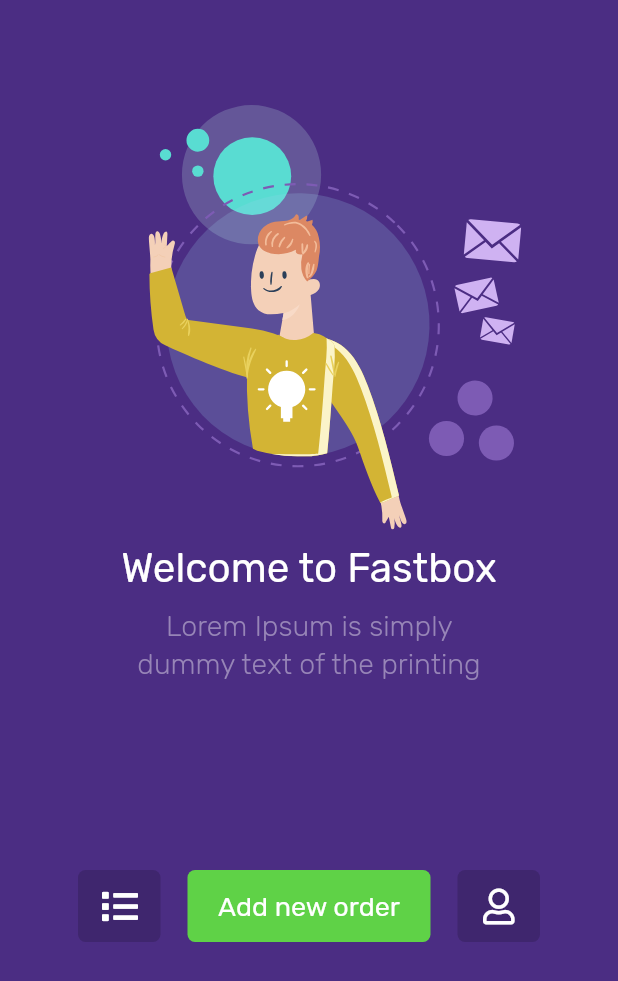
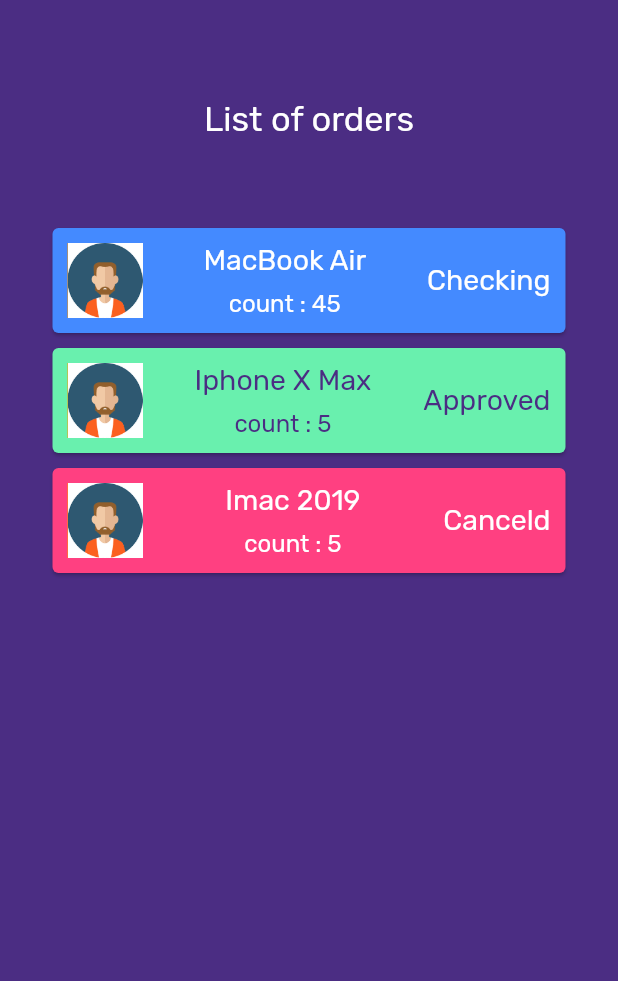
Before and after one commit to lordmen99/stockmanagement-app, a Flutter app: the DashboardPage screen opened directly, after a tap on an icon or button, on a phone screen of 412 x 824 dp. Shown: the top 981 px of the screen. Run offline on Flutter 3.47's test engine with Material 2 defaults, Android fonts, the phone set to English and light mode, and no system bars; our stand-ins replace bubble_tab_indicator, connectivity, flutter_svg, font_awesome_flutter, image_picker, shared_preferences; accounts and stored records are empty.

Commit message:
added orders list page

```diff
--- a/lib/main.dart
+++ b/lib/main.dart
@@ -32,7 +32,7 @@ class MyApp extends StatelessWidget {
         fontFamily: "Rubik",
         primarySwatch: Colors.purple,
       ),
-      home: ProfilePage()//CameraPage()//SplashScreen(),//RegisterPage(),//MyHomePage(title: 'Stock Management App'),
+      home: SplashScreen(),//RegisterPage(),//MyHomePage(title: 'Stock Management App'),
     );
   }
 }
--- a/lib/pages/dashboard_page/dashboard_page.dart
+++ b/lib/pages/dashboard_page/dashboard_page.dart
@@ -1,6 +1,8 @@
 import 'package:flutter/material.dart';
 import 'package:flutter_svg/svg.dart';
 import 'package:font_awesome_flutter/font_awesome_flutter.dart';
+import 'package:stock_app/pages/orders_list_page/orders_list_page.dart';
+import 'package:stock_app/pages/profile_page/profile_page.dart';
 
 import 'components/button_component.dart';
 
@@ -58,14 +60,23 @@ class DashboardPage extends StatelessWidget {
                 children: <Widget>[
                   SmallButton(
                     iconData: FontAwesomeIcons.list,
+                    callBack: (){
+                      Navigator.push(context, MaterialPageRoute(builder: (context)=> OrdersListPage()));
+                    },
                   ),
 //                  Spacer(flex: 10),
                   LargeButton(
                     buttonText: "Add new order",
+                    callBack: (){
+                      print("Add new order");
+                    },
                   ),
 //                  Spacer(flex: 10),
                   SmallButton(
                     iconData: FontAwesomeIcons.user,
+                    callBack: (){
+                      Navigator.push(context, MaterialPageRoute(builder: (context) => ProfilePage()));
+                    },
                   ),
 
                 ],
--- /dev/null
+++ b/lib/pages/orders_list_page/components/components.dart
@@ -0,0 +1,79 @@
+import 'package:flutter/material.dart';
+import 'package:stock_app/theme/style.dart';
+
+class CardItem extends StatelessWidget {
+  // final String status;
+  final String productTitle;
+  final int count;
+  final Status status;
+  CardItem({this.count, this.status, this.productTitle});
+
+  @override
+  Widget build(BuildContext context) {
+    Color _textColor;
+    Color _statusColor;
+    String _statusText;
+
+    if(this.status == Status.Canceled){
+      _statusColor = Colors.pinkAccent;
+      _textColor = Colors.white;
+      _statusText = "Canceld";
+    }else if(this.status == Status.Approved){
+      _statusColor = Colors.greenAccent;
+      _textColor = mainColor;
+      _statusText = "Approved";
+    }else{
+      _statusColor = Colors.blueAccent;
+      _textColor = Colors.white;
+      _statusText = "Checking";
+    }
+
+
+    return GestureDetector(
+      onTap: () {},
+      child: Card(
+        color: _statusColor,
+        margin: EdgeInsets.symmetric(vertical: (5)),
+        child: Container(
+          padding: EdgeInsets.all(10),
+          height: 70,
+          // color: Colors.white,
+          child: Row(
+            mainAxisAlignment: MainAxisAlignment.spaceBetween,
+            children: <Widget>[
+              Container(
+                width: 50,
+                height: 50,
+                child: Image.asset("assets/avatar.png"),
+                color: Colors.orange,
+              ), // image
+              Column(
+                mainAxisAlignment: MainAxisAlignment.spaceBetween,
+                children: <Widget>[
+                  Text(
+                    this.productTitle,
+                    style: TextStyle(color: _textColor, fontSize: 19),
+                  ), // text
+                  Text(
+                    "count : $count",
+                    style: TextStyle(color: _textColor, fontSize: 16),
+                  ),
+                ],
+              ),
+
+              Text(_statusText,
+                  style: TextStyle(color: _textColor, fontSize: 19)),
+            ],
+          ),
+        ),
+      ),
+    );
+  }
+}
+
+
+enum Status{
+  Approved,
+  Canceled,
+  Checking
+}
--- /dev/null
+++ b/lib/pages/orders_list_page/orders_list_page.dart
@@ -0,0 +1,53 @@
+import 'package:flutter/material.dart';
+import 'package:stock_app/pages/orders_list_page/components/components.dart';
+import '../../theme/style.dart';
+
+class OrdersListPage extends StatefulWidget {
+  @override
+  _OrdersListPageState createState() => _OrdersListPageState();
+}
+
+class _OrdersListPageState extends State<OrdersListPage> {
+  @override
+  Widget build(BuildContext context) {
+    return Scaffold(
+      backgroundColor: mainColor,
+      body: Center(
+        child: Column(
+          //mainAxisAlignment: MainAxisAlignment.center,
+          children: <Widget>[
+            Container(
+              margin: EdgeInsets.only(top: 65, bottom: 20),
+              child: Text(
+                "List of orders",
+                style: TextStyle(color: Colors.white, fontSize: 23),
+              ),
+            ),
+            Expanded(
+              child: ListView(
+                padding: EdgeInsets.all(35),
+                children: <Widget>[
+                  CardItem(
+                    status: Status.Checking,
+                    productTitle: "MacBook Air",
+                    count: 45,
+                  ),
+                  CardItem(
+                    status: Status.Approved,
+                    productTitle: "Iphone X Max",
+                    count: 5,
+                  ),
+                  CardItem(
+                    status: Status.Canceled,
+                    productTitle: "Imac 2019",
+                    count: 5,
+                  ),
+                ],
+              ),
+            ),
+          ],
+        ),
+      ),
+    );
+  }
+}
```
Also changed, not shown: lib/pages/dashboard_page/components/button_component.dart (+6 -4 lines), lib/pages/splash_page/splash_screen.dart (+37 -10 lines).
